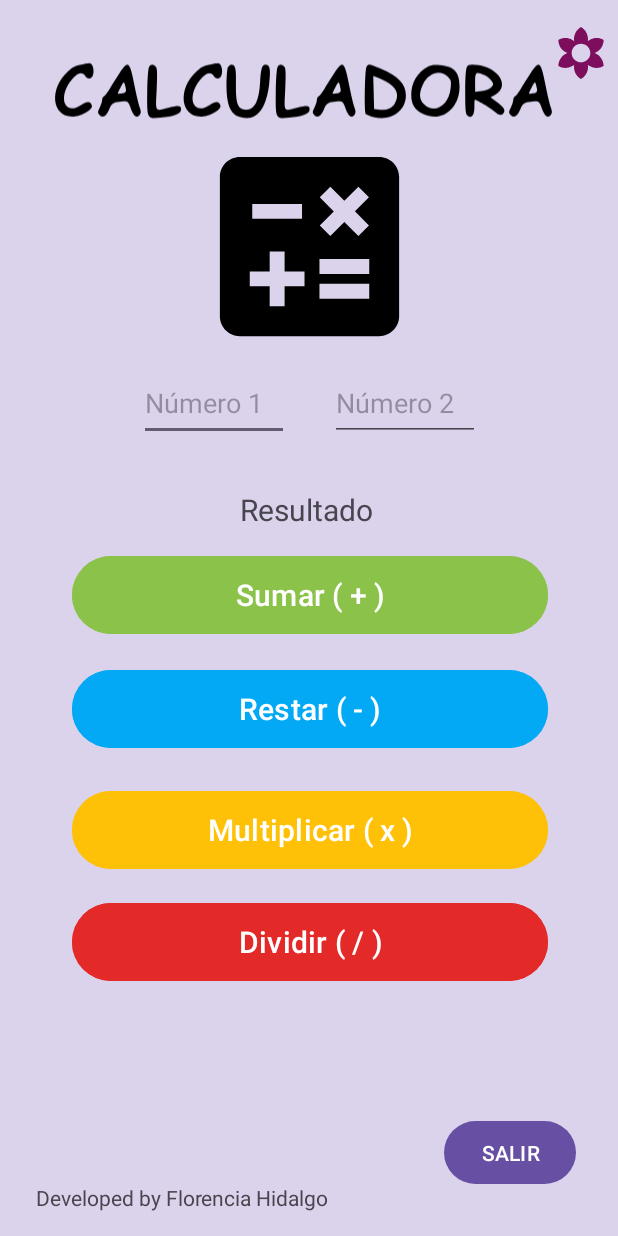
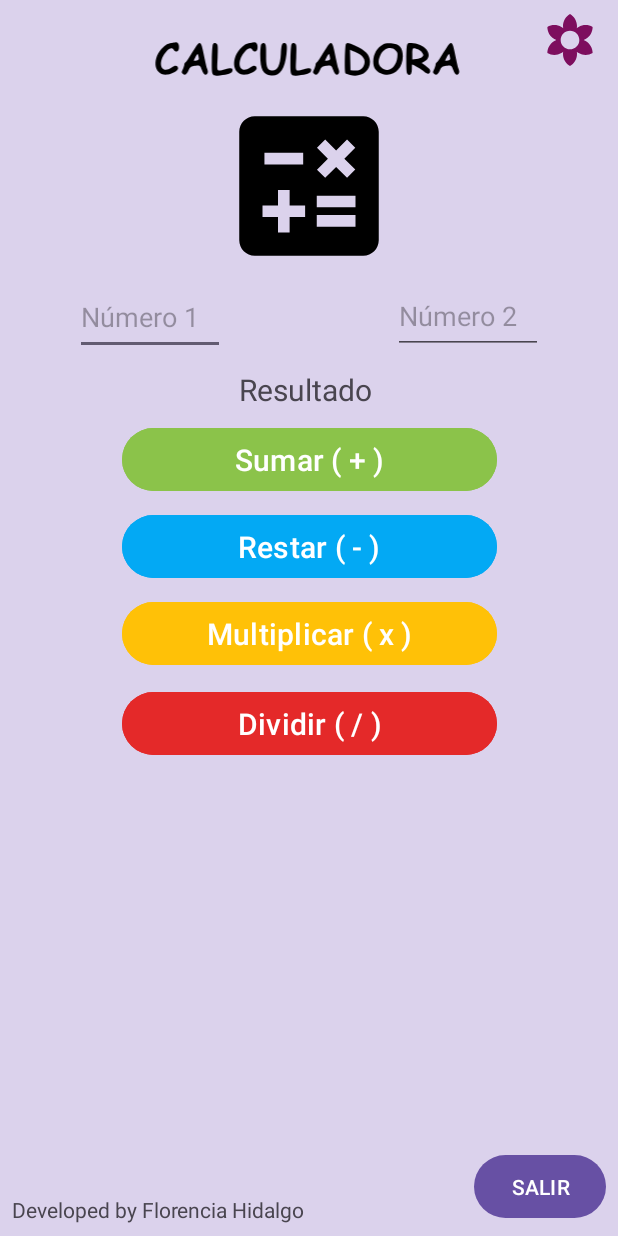
Before and after one commit to Scariu/Project_Calculadora, an Android app: the screen it shows after launch (MainActivity), on a phone screen of 412 x 824 dp. Run offline under Robolectric (Android 15) with nearby library versions, the phone set to English and light mode, and no system bars.

Commit message:
Se arreglan constraint a layout.

```diff
--- a/app/src/main/res/layout-land/activity_main.xml
+++ b/app/src/main/res/layout-land/activity_main.xml
@@ -11,18 +11,16 @@
         android:id="@+id/buttonSalir"
         android:layout_width="wrap_content"
         android:layout_height="50dp"
+        android:layout_marginEnd="8dp"
+        android:layout_marginBottom="8dp"
         android:text="SALIR"
         app:layout_constraintBottom_toBottomOf="parent"
-        app:layout_constraintEnd_toEndOf="parent"
-        app:layout_constraintHorizontal_bias="0.962"
-        app:layout_constraintStart_toStartOf="parent"
-        app:layout_constraintTop_toBottomOf="@+id/buttonDividir"
-        app:layout_constraintVertical_bias="0.703" />
+        app:layout_constraintEnd_toEndOf="parent" />
 
     <ImageView
         android:id="@+id/imageView"
-        android:layout_width="356dp"
-        android:layout_height="65dp"
+        android:layout_width="293dp"
+        android:layout_height="36dp"
         android:layout_margin="10dp"
         app:layout_constraintBottom_toBottomOf="parent"
         app:layout_constraintEnd_toEndOf="parent"
@@ -41,7 +39,6 @@
         android:textSize="20sp"
         app:layout_constraintBottom_toBottomOf="parent"
         app:layout_constraintEnd_toEndOf="@+id/imagen1"
-        app:layout_constraintHorizontal_bias="0.497"
         app:layout_constraintStart_toStartOf="@+id/imagen1"
         app:layout_constraintTop_toBottomOf="@+id/imagen1"
         app:layout_constraintVertical_bias="0.541" />
@@ -50,12 +47,16 @@
         android:id="@+id/editTextNumero1"
         android:layout_width="100dp"
         android:layout_height="50dp"
+        android:layout_marginStart="36dp"
+        android:layout_marginTop="8dp"
+        android:layout_marginEnd="16dp"
+        android:layout_marginBottom="32dp"
         android:ems="10"
         android:hint="Número 1"
         android:inputType="numberDecimal"
         app:layout_constraintBottom_toBottomOf="parent"
-        app:layout_constraintEnd_toEndOf="parent"
-        app:layout_constraintHorizontal_bias="0.138"
+        app:layout_constraintEnd_toStartOf="@+id/editTextNumero2"
+        app:layout_constraintHorizontal_bias="0.333"
         app:layout_constraintStart_toStartOf="parent"
         app:layout_constraintTop_toBottomOf="@+id/imagen1"
         app:layout_constraintVertical_bias="0.0" />
@@ -64,52 +65,48 @@
         android:id="@+id/editTextNumero2"
         android:layout_width="100dp"
         android:layout_height="50dp"
+        android:layout_marginEnd="32dp"
         android:ems="10"
         android:hint="Número 2"
         android:inputType="numberDecimal"
-        app:layout_constraintBottom_toBottomOf="parent"
+        app:layout_constraintBottom_toBottomOf="@+id/editTextNumero1"
         app:layout_constraintEnd_toEndOf="@+id/imagen1"
-        app:layout_constraintHorizontal_bias="0.798"
-        app:layout_constraintStart_toStartOf="parent"
-        app:layout_constraintTop_toBottomOf="@+id/imagen1"
+        app:layout_constraintTop_toTopOf="@+id/editTextNumero1"
         app:layout_constraintVertical_bias="0.0" />
 
     <Button
         android:id="@+id/buttonSumar"
-        android:layout_width="297dp"
+        android:layout_width="250dp"
         android:layout_height="50dp"
-        android:layout_marginTop="24dp"
+        android:layout_marginTop="8dp"
+        android:layout_marginEnd="32dp"
         android:backgroundTint="#8BC34A"
         android:text="Sumar ( + )"
         android:textSize="20sp"
-        app:layout_constraintBottom_toBottomOf="parent"
         app:layout_constraintEnd_toEndOf="parent"
-        app:layout_constraintHorizontal_bias="0.833"
-        app:layout_constraintStart_toStartOf="parent"
-        app:layout_constraintTop_toTopOf="parent"
-        app:layout_constraintVertical_bias="0.192" />
+        app:layout_constraintHorizontal_bias="0.449"
+        app:layout_constraintStart_toEndOf="@+id/imagen1"
+        app:layout_constraintTop_toBottomOf="@+id/imageView" />
 
     <Button
         android:id="@+id/buttonMultiplicar"
         android:layout_width="0dp"
         android:layout_height="50dp"
-        android:layout_marginTop="10dp"
+        android:layout_marginTop="8dp"
         android:backgroundTint="#FFC107"
         android:text="Multiplicar ( x )"
         android:textSize="20sp"
-        app:layout_constraintBottom_toBottomOf="parent"
         app:layout_constraintEnd_toEndOf="@+id/buttonSumar"
         app:layout_constraintHorizontal_bias="0.0"
         app:layout_constraintStart_toStartOf="@+id/buttonSumar"
-        app:layout_constraintTop_toBottomOf="@+id/buttonRestar"
-        app:layout_constraintVertical_bias="0.0" />
+        app:layout_constraintTop_toBottomOf="@+id/buttonRestar" />
 
     <Button
         android:id="@+id/buttonDividir"
         android:layout_width="0dp"
         android:layout_height="50dp"
-        android:layout_marginTop="10dp"
-        android:layout_marginBottom="16dp"
+        android:layout_marginTop="8dp"
+        android:layout_marginBottom="64dp"
         android:backgroundTint="#E42929"
         android:text="Dividir ( / )"
         android:textSize="20sp"
@@ -124,53 +121,44 @@
         android:id="@+id/buttonRestar"
         android:layout_width="0dp"
         android:layout_height="50dp"
-        android:layout_marginTop="10dp"
+        android:layout_marginTop="8dp"
         android:backgroundTint="#03A9F4"
         android:text="Restar ( - )"
         android:textSize="20sp"
-        app:layout_constraintBottom_toBottomOf="parent"
         app:layout_constraintEnd_toEndOf="@+id/buttonSumar"
         app:layout_constraintHorizontal_bias="0.0"
         app:layout_constraintStart_toStartOf="@+id/buttonSumar"
-        app:layout_constraintTop_toBottomOf="@+id/buttonSumar"
-        app:layout_constraintVertical_bias="0.0" />
+        app:layout_constraintTop_toBottomOf="@+id/buttonSumar" />
 
     <TextView
         android:id="@+id/developed"
         android:layout_width="wrap_content"
         android:layout_height="wrap_content"
-        android:layout_marginStart="16dp"
-        android:layout_marginTop="16dp"
-        android:layout_marginEnd="16dp"
-        android:layout_marginBottom="16dp"
+        android:layout_marginStart="8dp"
+        android:layout_marginBottom="8dp"
         android:text="Developed by Florencia Hidalgo"
         app:layout_constraintBottom_toBottomOf="parent"
-        app:layout_constraintEnd_toEndOf="parent"
-        app:layout_constraintHorizontal_bias="0.0"
-        app:layout_constraintStart_toStartOf="parent"
-        app:layout_constraintTop_toBottomOf="@+id/buttonDividir"
-        app:layout_constraintVertical_bias="1.0" />
+        app:layout_constraintStart_toStartOf="parent" />
 
     <ImageView
         android:id="@+id/imagen1"
-        android:layout_width="347dp"
-        android:layout_height="170dp"
+        android:layout_width="274dp"
+        android:layout_height="123dp"
+        android:layout_marginStart="8dp"
         app:layout_constraintBottom_toBottomOf="parent"
-        app:layout_constraintEnd_toEndOf="parent"
-        app:layout_constraintHorizontal_bias="0.106"
         app:layout_constraintStart_toStartOf="parent"
         app:layout_constraintTop_toTopOf="parent"
-        app:layout_constraintVertical_bias="0.352"
+        app:layout_constraintVertical_bias="0.229"
         app:srcCompat="@drawable/baseline_calculate_24" />
 
     <ImageView
         android:id="@+id/imagen2"
         android:layout_width="49dp"
         android:layout_height="37dp"
-        app:layout_constraintBottom_toBottomOf="parent"
+        android:layout_marginTop="8dp"
+        android:layout_marginEnd="8dp"
         app:layout_constraintEnd_toEndOf="parent"
         app:layout_constraintTop_toTopOf="parent"
-        app:layout_constraintVertical_bias="0.018"
         app:srcCompat="@drawable/baseline_filter_vintage_24" />
 
 </androidx.constraintlayout.widget.ConstraintLayout>
--- a/app/src/main/res/layout/activity_main.xml
+++ b/app/src/main/res/layout/activity_main.xml
@@ -11,161 +11,156 @@
         android:id="@+id/editTextNumero1"
         android:layout_width="100dp"
         android:layout_height="50dp"
+        android:layout_marginStart="50dp"
+        android:layout_marginEnd="16dp"
         android:ems="10"
         android:hint="Número 1"
         android:inputType="numberDecimal"
         app:layout_constraintBottom_toTopOf="@+id/buttonSumar"
-        app:layout_constraintEnd_toEndOf="parent"
+        app:layout_constraintEnd_toStartOf="@+id/editTextNumero2"
         app:layout_constraintHorizontal_bias="0.0"
-        app:layout_constraintStart_toStartOf="@+id/imagen1"
+        app:layout_constraintStart_toStartOf="parent"
         app:layout_constraintTop_toBottomOf="@+id/imagen1"
-        app:layout_constraintVertical_bias="0.0" />
+        app:layout_constraintVertical_bias="0.018" />
 
     <EditText
         android:id="@+id/editTextNumero2"
         android:layout_width="100dp"
         android:layout_height="50dp"
+        android:layout_marginEnd="50dp"
         android:ems="10"
         android:hint="Número 2"
         android:inputType="numberDecimal"
-        app:layout_constraintBottom_toTopOf="@+id/buttonSumar"
-        app:layout_constraintEnd_toEndOf="@+id/imagen1"
-        app:layout_constraintHorizontal_bias="1.0"
-        app:layout_constraintStart_toStartOf="parent"
+        app:layout_constraintBottom_toBottomOf="@+id/editTextNumero1"
+        app:layout_constraintEnd_toEndOf="parent"
         app:layout_constraintTop_toBottomOf="@+id/imagen1"
         app:layout_constraintVertical_bias="0.0" />
 
     <Button
         android:id="@+id/buttonSumar"
-        android:layout_width="317dp"
-        android:layout_height="60dp"
+        android:layout_width="250dp"
+        android:layout_height="50dp"
+        android:layout_marginStart="32dp"
+        android:layout_marginTop="8dp"
+        android:layout_marginEnd="32dp"
         android:backgroundTint="#8BC34A"
         android:text="Sumar ( + )"
         android:textSize="20sp"
-        app:layout_constraintBottom_toBottomOf="parent"
-        app:layout_constraintEnd_toEndOf="@+id/editTextNumero2"
-        app:layout_constraintStart_toStartOf="@+id/editTextNumero1"
-        app:layout_constraintTop_toBottomOf="@+id/imagen1"
-        app:layout_constraintVertical_bias="0.236" />
+        app:layout_constraintEnd_toEndOf="parent"
+        app:layout_constraintHorizontal_bias="0.505"
+        app:layout_constraintStart_toStartOf="parent"
+        app:layout_constraintTop_toBottomOf="@+id/calculoResultado" />
 
     <Button
         android:id="@+id/buttonMultiplicar"
         android:layout_width="0dp"
-        android:layout_height="60dp"
+        android:layout_height="50dp"
+        android:layout_marginTop="8dp"
         android:backgroundTint="#FFC107"
         android:text="Multiplicar ( x )"
         android:textSize="20sp"
         app:layout_constrainedWidth="false"
-        app:layout_constraintBottom_toBottomOf="parent"
         app:layout_constraintEnd_toEndOf="@+id/buttonSumar"
         app:layout_constraintHorizontal_bias="0.0"
         app:layout_constraintStart_toStartOf="@+id/buttonSumar"
-        app:layout_constraintTop_toBottomOf="@+id/buttonRestar"
-        app:layout_constraintVertical_bias="0.08" />
+        app:layout_constraintTop_toBottomOf="@+id/buttonRestar" />
 
     <Button
         android:id="@+id/buttonDividir"
         android:layout_width="0dp"
-        android:layout_height="60dp"
+        android:layout_height="50dp"
         android:layout_marginTop="10dp"
-        android:layout_marginBottom="16dp"
+        android:layout_marginBottom="8dp"
         android:backgroundTint="#E42929"
         android:text="Dividir ( / )"
         android:textSize="20sp"
-        app:layout_constraintBottom_toBottomOf="parent"
+        app:layout_constraintBottom_toTopOf="@+id/buttonSalir"
         app:layout_constraintEnd_toEndOf="@+id/buttonSumar"
         app:layout_constraintHorizontal_bias="0.0"
         app:layout_constraintStart_toStartOf="@+id/buttonSumar"
         app:layout_constraintTop_toBottomOf="@+id/buttonMultiplicar"
-        app:layout_constraintVertical_bias="0.031" />
+        app:layout_constraintVertical_bias="0.0" />
 
     <Button
         android:id="@+id/buttonRestar"
         android:layout_width="0dp"
-        android:layout_height="60dp"
-        android:layout_marginTop="10dp"
+        android:layout_height="50dp"
+        android:layout_marginTop="8dp"
         android:backgroundTint="#03A9F4"
         android:text="Restar ( - )"
         android:textSize="20sp"
-        app:layout_constraintBottom_toBottomOf="parent"
         app:layout_constraintEnd_toEndOf="@+id/buttonSumar"
         app:layout_constraintHorizontal_bias="0.0"
         app:layout_constraintStart_toStartOf="@+id/buttonSumar"
-        app:layout_constraintTop_toBottomOf="@+id/buttonSumar"
-        app:layout_constraintVertical_bias="0.018" />
+        app:layout_constraintTop_toBottomOf="@+id/buttonSumar" />
 
     <TextView
         android:id="@+id/developed"
         android:layout_width="wrap_content"
         android:layout_height="wrap_content"
-        android:layout_marginStart="16dp"
-        android:layout_marginTop="16dp"
-        android:layout_marginEnd="16dp"
-        android:layout_marginBottom="16dp"
+        android:layout_marginStart="8dp"
+        android:layout_marginBottom="8dp"
         android:text="Developed by Florencia Hidalgo"
         app:layout_constraintBottom_toBottomOf="parent"
-        app:layout_constraintEnd_toEndOf="parent"
-        app:layout_constraintHorizontal_bias="0.043"
-        app:layout_constraintStart_toStartOf="parent"
-        app:layout_constraintTop_toBottomOf="@+id/buttonDividir"
-        app:layout_constraintVertical_bias="1.0" />
+        app:layout_constraintStart_toStartOf="parent" />
 
     <ImageView
         android:id="@+id/imagen1"
-        android:layout_width="227dp"
-        android:layout_height="159dp"
-        app:layout_constraintBottom_toBottomOf="parent"
+        android:layout_width="160dp"
+        android:layout_height="124dp"
+        android:layout_marginTop="4dp"
         app:layout_constraintEnd_toEndOf="parent"
         app:layout_constraintStart_toStartOf="parent"
-        app:layout_constraintTop_toTopOf="parent"
-        app:layout_constraintVertical_bias="0.127"
+        app:layout_constraintTop_toBottomOf="@+id/imageView2"
         app:srcCompat="@drawable/baseline_calculate_24" />
 
     <ImageView
         android:id="@+id/imagen2"
         android:layout_width="49dp"
         android:layout_height="37dp"
+        android:layout_marginTop="8dp"
+        android:layout_marginEnd="8dp"
         app:layout_constraintBottom_toBottomOf="parent"
         app:layout_constraintEnd_toEndOf="parent"
+        app:layout_constraintHorizontal_bias="0.655"
+        app:layout_constraintStart_toEndOf="@+id/imageView2"
         app:layout_constraintTop_toTopOf="parent"
-        app:layout_constraintVertical_bias="0.021"
+        app:layout_constraintVertical_bias="0.0"
         app:srcCompat="@drawable/baseline_filter_vintage_24" />
 
     <TextView
         android:id="@+id/calculoResultado"
         android:layout_width="wrap_content"
         android:layout_height="wrap_content"
+        android:layout_marginTop="60dp"
+        android:gravity="center"
         android:text="Resultado "
         android:textSize="20sp"
-        app:layout_constraintBottom_toTopOf="@+id/buttonSumar"
-        app:layout_constraintEnd_toEndOf="@+id/editTextNumero2"
-        app:layout_constraintStart_toStartOf="@+id/editTextNumero1"
-        app:layout_constraintTop_toBottomOf="@+id/imagen1"
-        app:layout_constraintVertical_bias="0.859" />
+        app:layout_constraintEnd_toEndOf="parent"
+        app:layout_constraintStart_toStartOf="parent"
+        app:layout_constraintTop_toBottomOf="@+id/imagen1" />
 
     <ImageView
         android:id="@+id/imageView2"
-        android:layout_width="356dp"
-        android:layout_height="65dp"
+        android:layout_width="299dp"
+        android:layout_height="38dp"
         android:layout_margin="20dp"
-        app:layout_constraintBottom_toBottomOf="parent"
+        android:layout_marginStart="16dp"
+        android:layout_marginTop="16dp"
+        android:layout_marginEnd="16dp"
         app:layout_constraintEnd_toEndOf="parent"
-        app:layout_constraintHorizontal_bias="0.436"
         app:layout_constraintStart_toStartOf="parent"
         app:layout_constraintTop_toTopOf="parent"
-        app:layout_constraintVertical_bias="0.01"
         app:srcCompat="@drawable/calculadora_1" />
 
     <Button
         android:id="@+id/buttonSalir"
         android:layout_width="wrap_content"
         android:layout_height="50dp"
+        android:layout_marginEnd="8dp"
+        android:layout_marginBottom="8dp"
         android:text="SALIR"
         app:layout_constraintBottom_toBottomOf="parent"
-        app:layout_constraintEnd_toEndOf="parent"
-        app:layout_constraintHorizontal_bias="0.913"
-        app:layout_constraintStart_toStartOf="parent"
-        app:layout_constraintTop_toTopOf="parent"
-        app:layout_constraintVertical_bias="0.96" />
+        app:layout_constraintEnd_toEndOf="parent" />
 
 </androidx.constraintlayout.widget.ConstraintLayout>
```
